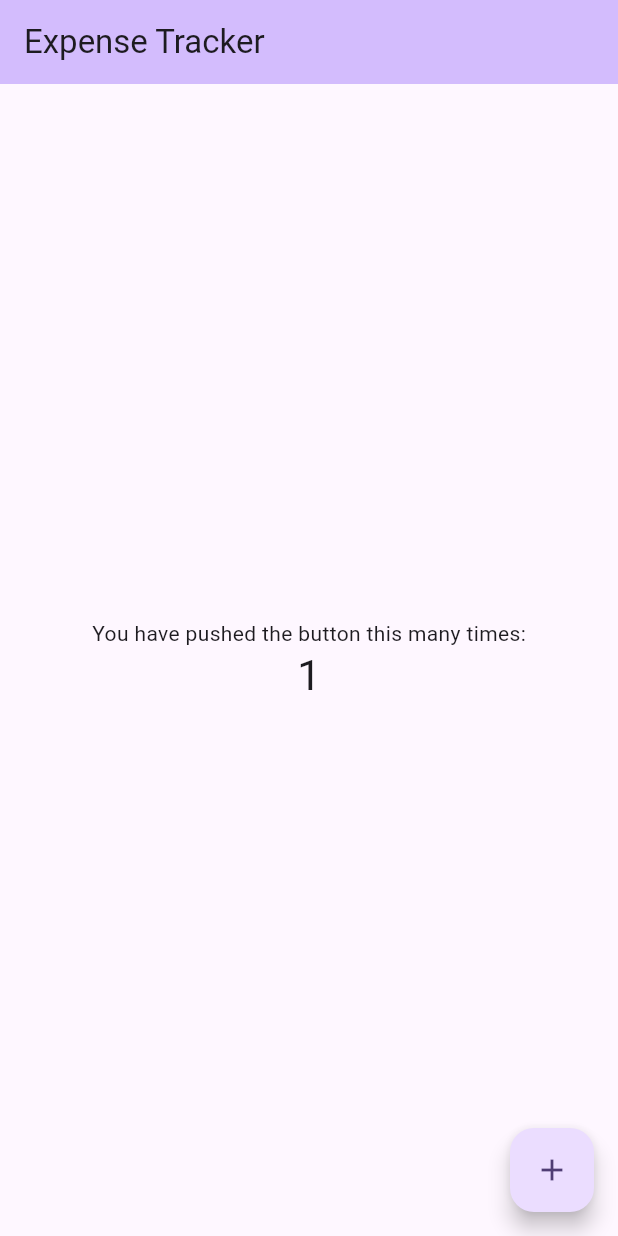
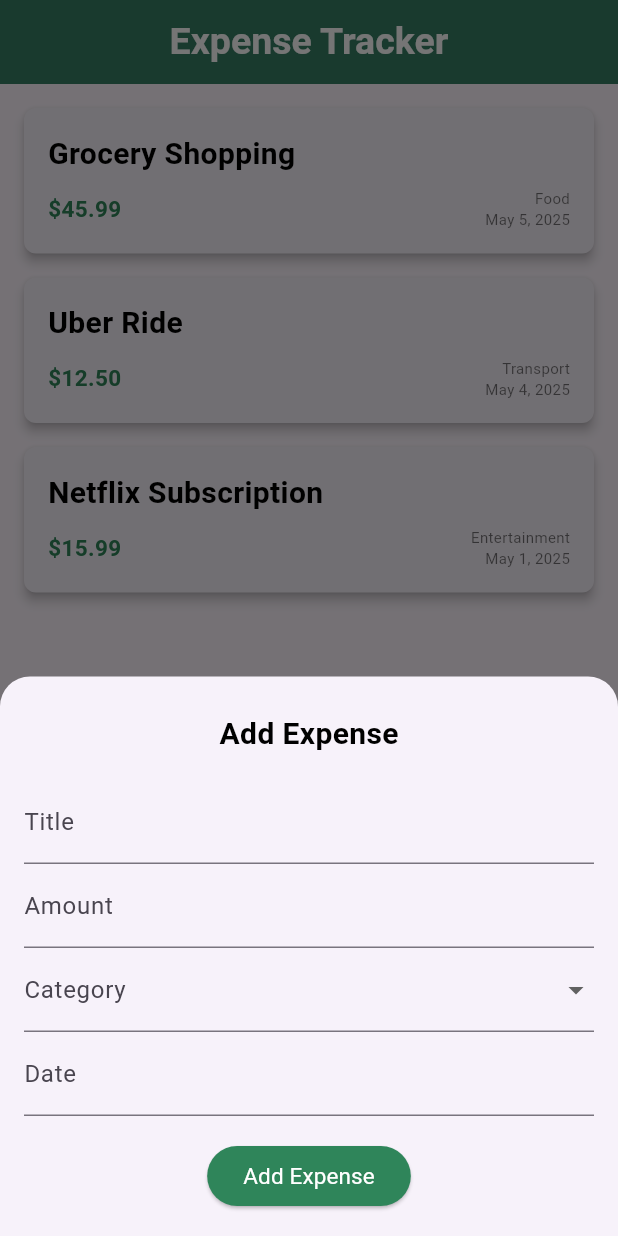
Before and after one commit to HarshSunwani/Expense-Tracker---Flutter, a Flutter app: the screen it shows after launch, after a tap on the "add" icon, on a phone screen of 412 x 824 dp. Run offline on Flutter 3.47's test engine with Material 3 defaults, Android fonts, the phone set to English and light mode, and no system bars; our stand-ins replace fl_chart.

Commit message:
Add core functionality and UI for Expense Tracker app
- Implemented bottom navigation with screens for viewing expenses, categories, and analytics.
- Added expense and category management features with forms for adding new entries.
- Integrated pie chart visualization for expense breakdown by category.
- Updated static data with sample expenses and categories.
- Enhanced global styles for consistent theming across the app.
- Included necessary Dart packages in project configuration.
- Created README with project overview and features.

```diff
--- a/lib/main.dart
+++ b/lib/main.dart
@@ -1,3 +1,4 @@
+import 'widgets/bottom_navbar.dart';
 import 'package:flutter/material.dart';
 
 void main() {
@@ -10,61 +11,7 @@ class MyApp extends StatelessWidget {
   @override
   Widget build(BuildContext context) {
     return MaterialApp(
-      title: 'Flutter Demo',
-      theme: ThemeData(
-        colorScheme: ColorScheme.fromSeed(seedColor: Colors.deepPurple),
-      ),
-      home: const MyHomePage(title: 'Expense Tracker'),
+      home: BottomNavbar(),
     );
   }
 }
-
-class MyHomePage extends StatefulWidget {
-  const MyHomePage({super.key, required this.title});
-
-  // how it looks.
-
-  // always marked "final".
-
-  final String title;
-
-  @override
-  State<MyHomePage> createState() => _MyHomePageState();
-}
-
-class _MyHomePageState extends State<MyHomePage> {
-  int _counter = 0;
-
-  void _incrementCounter() {
-    setState(() {
-      _counter++;
-    });
-  }
-
-  @override
-  Widget build(BuildContext context) {
-    return Scaffold(
-      appBar: AppBar(
-        backgroundColor: Theme.of(context).colorScheme.inversePrimary,
-        title: Text(widget.title),
-      ),
-      body: Center(
-        child: Column(
-          mainAxisAlignment: MainAxisAlignment.center,
-          children: <Widget>[
-            const Text('You have pushed the button this many times:'),
-            Text(
-              '$_counter',
-              style: Theme.of(context).textTheme.headlineMedium,
-            ),
-          ],
-        ),
-      ),
-      floatingActionButton: FloatingActionButton(
-        onPressed: _incrementCounter,
-        tooltip: 'Increment',
-        child: const Icon(Icons.add),
-      ),
-    );
-  }
-}
--- a/lib/screens/view_expenses.dart
+++ b/lib/screens/view_expenses.dart
@@ -0,0 +1,99 @@
+import 'package:expense_tracker/static_data.dart';
+import 'package:flutter/material.dart';
+import 'package:expense_tracker/styles/global_styles.dart';
+import 'package:expense_tracker/widgets/add_expense_form.dart';
+
+class ViewExpenses extends StatefulWidget {
+  const ViewExpenses({super.key});
+
+  @override
+  State<ViewExpenses> createState() => _ViewExpensesState();
+}
+
+class _ViewExpensesState extends State<ViewExpenses> {
+  final List<Map<String, dynamic>> expenses = StaticData.expenses;
+
+  void _openAddExpenseSheet(BuildContext context) {
+    showModalBottomSheet(
+      context: context,
+      isScrollControlled: true,
+      shape: const RoundedRectangleBorder(
+        borderRadius: BorderRadius.vertical(top: Radius.circular(20)),
+      ),
+      builder: (_) {
+        return AddExpenseForm(
+          onSubmit: (expense) {
+            setState(() {
+              expenses.add(expense);
+            });
+          },
+        );
+      },
+    );
+  }
+
+  @override
+  Widget build(BuildContext context) {
+    return Scaffold(
+      body: Padding(
+        padding: const EdgeInsets.all(GlobalStyles.spaceMd),
+        child: expenses.isEmpty
+            ? Center(
+          child: Text(
+            'No expenses yet.',
+            style: GlobalStyles.subtitle,
+          ),
+        )
+            : ListView.builder(
+          itemCount: expenses.length,
+          itemBuilder: (context, index) {
+            final expense = expenses[index];
+            return Card(
+              margin: const EdgeInsets.only(bottom: GlobalStyles.spaceMd),
+              elevation: 3,
+              shape: RoundedRectangleBorder(
+                borderRadius: BorderRadius.circular(GlobalStyles.spaceSm),
+              ),
+              child: Padding(
+                padding: const EdgeInsets.all(GlobalStyles.spaceMd),
+                child: Column(
+                  crossAxisAlignment: CrossAxisAlignment.start,
+                  children: [
+                    Text(expense['title'], style: GlobalStyles.heading2),
+                    const SizedBox(height: GlobalStyles.spaceSm),
+                    Row(
+                      mainAxisAlignment: MainAxisAlignment.spaceBetween,
+                      children: [
+                        Text(
+                          '\$${expense['amount'].toStringAsFixed(2)}',
+                          style: GlobalStyles.body.copyWith(
+                            fontWeight: FontWeight.bold,
+                            color: GlobalStyles.themeColor,
+                          ),
+                        ),
+                        Column(
+                          crossAxisAlignment: CrossAxisAlignment.end,
+                          children: [
+                            Text(expense['category'],
+                                style: GlobalStyles.caption),
+                            Text(expense['date'],
+                                style: GlobalStyles.caption),
+                          ],
+                        ),
+                      ],
+                    ),
+                  ],
+                ),
+              ),
+            );
+          },
+        ),
+      ),
+      floatingActionButton: FloatingActionButton(
+        onPressed: () => _openAddExpenseSheet(context),
+        backgroundColor: GlobalStyles.themeColor,
+        child: const Icon(Icons.add, color: Colors.white),
+      ),
+    );
+  }
+}
--- a/lib/static_data.dart
+++ b/lib/static_data.dart
@@ -0,0 +1,33 @@
+// TODO: Use Hive
+class StaticData {
+  static final List<Map<String, dynamic>> expenses = [
+    {
+      'title': 'Grocery Shopping',
+      'amount': 45.99,
+      'date': 'May 5, 2025',
+      'category': 'Food',
+    },
+    {
+      'title': 'Uber Ride',
+      'amount': 12.50,
+      'date': 'May 4, 2025',
+      'category': 'Transport',
+    },
+    {
+      'title': 'Netflix Subscription',
+      'amount': 15.99,
+      'date': 'May 1, 2025',
+      'category': 'Entertainment',
+    },
+  ];
+
+  static final List<Map<String, dynamic>> categories = [
+    {'name': 'Food', 'description': 'Meals, groceries, snacks'},
+    {'name': 'Transport', 'description': 'Fuel, public transit, taxi'},
+    {'name': 'Entertainment', 'description': 'Movies, games, events'},
+    {'name': 'Health', 'description': 'Medicines, doctor visits, gym'},
+    {'name': 'Shopping', 'description': 'Clothes, gadgets, accessories'},
+    {'name': 'Bills', 'description': 'Utilities, subscriptions, rent'},
+    {'name': 'Other', 'description': 'Miscellaneous expenses'},
+  ];
+}
--- a/lib/styles/global_styles.dart
+++ b/lib/styles/global_styles.dart
@@ -0,0 +1,61 @@
+import 'package:flutter/material.dart';
+
+class GlobalStyles {
+  // Core Colors
+  static const Color themeColor = Color(0xFF2F855A);         // Rich money green
+  static const Color bgColor = Color(0xFFF0FFF4);            // Pale mint background
+  static const Color bottomNavIconColor = Color(0xFF68D391); // Vibrant green
+  static const Color shadowColor = Color(0x1A000000);        // rgba(0,0,0,0.1)
+
+  // Box Shadows
+  static const BoxShadow boxShadow = BoxShadow(
+    color: shadowColor,
+    blurRadius: 50,
+    spreadRadius: 10,
+  );
+
+  // Text Sizes
+  static const double textSm = 10;
+  static const double textMd = 15;
+  static const double textLg = 20;
+  static const double textXl = 25;
+
+  // Spacing (Padding/Margin)
+  static const double spaceXs = 4.0;
+  static const double spaceSm = 8.0;
+  static const double spaceMd = 16.0;
+  static const double spaceLg = 24.0;
+  static const double spaceXl = 32.0;
+
+  // Base TextStyle
+  static const TextStyle baseTextStyle = TextStyle(
+    color: Colors.black,
+    fontWeight: FontWeight.normal,
+  );
+
+  // Text Styles
+  static final TextStyle heading1 = baseTextStyle.copyWith(
+    fontSize: textXl,
+    fontWeight: FontWeight.bold,
+  );
+
+  static final TextStyle heading2 = baseTextStyle.copyWith(
+    fontSize: textLg,
+    fontWeight: FontWeight.bold,
+  );
+
+  static final TextStyle subtitle = baseTextStyle.copyWith(
+    fontSize: textMd,
+    color: Colors.black87,
+  );
+
+  static final TextStyle body = baseTextStyle.copyWith(
+    fontSize: textMd,
+    color: Colors.black,
+  );
+
+  static final TextStyle caption = baseTextStyle.copyWith(
+    fontSize: textSm,
+    color: Colors.black54,
+  );
+}
--- a/lib/widgets/add_expense_form.dart
+++ b/lib/widgets/add_expense_form.dart
@@ -0,0 +1,150 @@
+import 'package:flutter/material.dart';
+import 'package:expense_tracker/styles/global_styles.dart';
+import '../static_data.dart';
+
+class AddExpenseForm extends StatefulWidget {
+  final void Function(Map<String, dynamic>) onSubmit;
+
+  const AddExpenseForm({super.key, required this.onSubmit});
+
+  @override
+  State<AddExpenseForm> createState() => _AddExpenseFormState();
+}
+
+class _AddExpenseFormState extends State<AddExpenseForm> {
+  final _formKey = GlobalKey<FormState>();
+  final _titleController = TextEditingController();
+  final _amountController = TextEditingController();
+  String? _selectedCategory;
+  DateTime? _selectedDate;
+
+  final List<Map<String, dynamic>> _categories = StaticData.categories;
+
+  void _pickDate() async {
+    final now = DateTime.now();
+    final picked = await showDatePicker(
+      context: context,
+      initialDate: now,
+      firstDate: DateTime(now.year - 5),
+      lastDate: now,
+    );
+
+    if (picked != null) {
+      setState(() {
+        _selectedDate = picked;
+      });
+    }
+  }
+
+  void _submitForm() {
+    if (_formKey.currentState!.validate() &&
+        _selectedCategory != null &&
+        _selectedDate != null) {
+      widget.onSubmit({
+        'title': _titleController.text,
+        'amount': double.parse(_amountController.text),
+        'category': _selectedCategory!,
+        'date':
+            _selectedDate!.toIso8601String().split('T')[0], // e.g., 2025-05-05
+      });
+      Navigator.of(context).pop();
+    }
+  }
+
+  @override
+  Widget build(BuildContext context) {
+    return Padding(
+      padding: EdgeInsets.only(
+        bottom: MediaQuery.of(context).viewInsets.bottom,
+        left: GlobalStyles.spaceMd,
+        right: GlobalStyles.spaceMd,
+        top: GlobalStyles.spaceLg,
+      ),
+      child: Form(
+        key: _formKey,
+        child: Column(
+          mainAxisSize: MainAxisSize.min,
+          children: [
+            Text('Add Expense', style: GlobalStyles.heading2),
+            const SizedBox(height: GlobalStyles.spaceMd),
+
+            // Title
+            TextFormField(
+              controller: _titleController,
+              decoration: const InputDecoration(labelText: 'Title'),
+              validator:
+                  (value) =>
+                      value == null || value.isEmpty ? 'Enter a title' : null,
+            ),
+
+            // Amount
+            TextFormField(
+              controller: _amountController,
+              decoration: const InputDecoration(labelText: 'Amount'),
+              keyboardType: TextInputType.number,
+              validator: (value) {
+                final parsed = double.tryParse(value ?? '');
+                if (parsed == null || parsed <= 0) {
+                  return 'Enter a valid amount';
+                }
+                return null;
+              },
+            ),
+
+            // Category Dropdown
+            DropdownButtonFormField<String>(
+              decoration: const InputDecoration(labelText: 'Category'),
+              value: _selectedCategory,
+              items:
+                  _categories.map((cat) {
+                    return DropdownMenuItem<String>(
+                      value: cat["name"],
+                      child: Text(cat["name"]),
+                    );
+                  }).toList(),
+              onChanged: (value) {
+                setState(() {
+                  _selectedCategory = value!;
+                });
+              },
+              validator: (value) => value == null ? 'Select a category' : null,
+            ),
+
+            // Date Picker
+            GestureDetector(
+              onTap: _pickDate,
+              child: AbsorbPointer(
+                child: TextFormField(
+                  decoration: const InputDecoration(labelText: 'Date'),
+                  controller: TextEditingController(
+                    text:
+                        _selectedDate != null
+                            ? '${_selectedDate!.year}-${_selectedDate!.month.toString().padLeft(2, '0')}-${_selectedDate!.day.toString().padLeft(2, '0')}'
+                            : '',
+                  ),
+                  validator:
+                      (_) => _selectedDate == null ? 'Select a date' : null,
+                ),
+              ),
+            ),
+
+            const SizedBox(height: GlobalStyles.spaceMd),
+
+            // Submit Button
+            ElevatedButton(
+              onPressed: _submitForm,
+              style: ElevatedButton.styleFrom(
+                backgroundColor: GlobalStyles.themeColor,
+              ),
+              child: Text(
+                'Add Expense',
+                style: GlobalStyles.body.copyWith(color: Colors.white),
+              ),
+            ),
+            const SizedBox(height: GlobalStyles.spaceMd),
+          ],
+        ),
+      ),
+    );
+  }
+}
--- a/lib/widgets/bottom_navbar.dart
+++ b/lib/widgets/bottom_navbar.dart
@@ -1,4 +1,8 @@
+import 'package:expense_tracker/screens/analytics.dart';
+import 'package:expense_tracker/screens/view_expenses.dart';
+import 'package:expense_tracker/styles/global_styles.dart';
 import 'package:flutter/material.dart';
+import '../screens/view_categories.dart';
 
 class BottomNavbar extends StatefulWidget {
   const BottomNavbar({super.key});
@@ -8,10 +12,10 @@ class BottomNavbar extends StatefulWidget {
 }
 
 class _BottomNavbarState extends State<BottomNavbar> {
-  final screens = [
-    const Text("Expenses"),
-    const Text("Categories"),
-    const Text("Analytics"),
+  final List screens = [
+    ViewExpenses(),
+    ViewCategories(),
+    Analytics(),
   ];
 
   int _selectedScreen = 0;
@@ -25,11 +29,23 @@ class _BottomNavbarState extends State<BottomNavbar> {
   @override
   Widget build(BuildContext context) {
     return Scaffold(
-      appBar: AppBar(title: Center(child: const Text('Expense Tracker'))),
+      appBar: AppBar(
+        title: Center(
+          child: Text(
+            'Expense Tracker',
+            style: GlobalStyles.heading1.copyWith(color: Colors.white),
+          ),
+        ),
+        elevation: 10,
+        backgroundColor: GlobalStyles.themeColor,
+      ),
       body: screens[_selectedScreen],
-      bottomNavigationBar: BottomNavigationBar(
+      bottomNavigationBar: Container(
+        decoration: BoxDecoration(boxShadow: [GlobalStyles.boxShadow]),
+        child: BottomNavigationBar(
           onTap: _selectScreen,
           currentIndex: _selectedScreen,
+          elevation: 10,
           items: const [
             BottomNavigationBarItem(
               icon: Icon(Icons.calculate_outlined),
@@ -44,7 +60,8 @@ class _BottomNavbarState extends State<BottomNavbar> {
               label: 'Analytics',
             ),
           ],
-        selectedItemColor: Colors.blue,
+          selectedItemColor: GlobalStyles.bottomNavIconColor,
+        ),
       ),
     );
   }
--- a/pubspec.yaml
+++ b/pubspec.yaml
@@ -34,6 +34,7 @@ dependencies:
   # The following adds the Cupertino Icons font to your application.
   # Use with the CupertinoIcons class for iOS style icons.
   cupertino_icons: ^1.0.8
+  fl_chart: ^0.63.0
 
 dev_dependencies:
   flutter_test:
```
Also changed, not shown: lib/screens/analytics.dart (+102 -0 lines), lib/screens/view_categories.dart (+137 -0 lines), lib/assets/images/add_expenses.png (added), lib/assets/images/add_expenses_categories_list.png (added), lib/assets/images/add_expenses_date.png (added), lib/assets/images/add_expenses_validations.png (added), lib/assets/images/analytics.png (added), lib/assets/images/categories.png (added), lib/assets/images/expenses.png (added), lib/routes.dart (deleted), 2 other files. Lines whose indentation alone changed are shown as unchanged.
